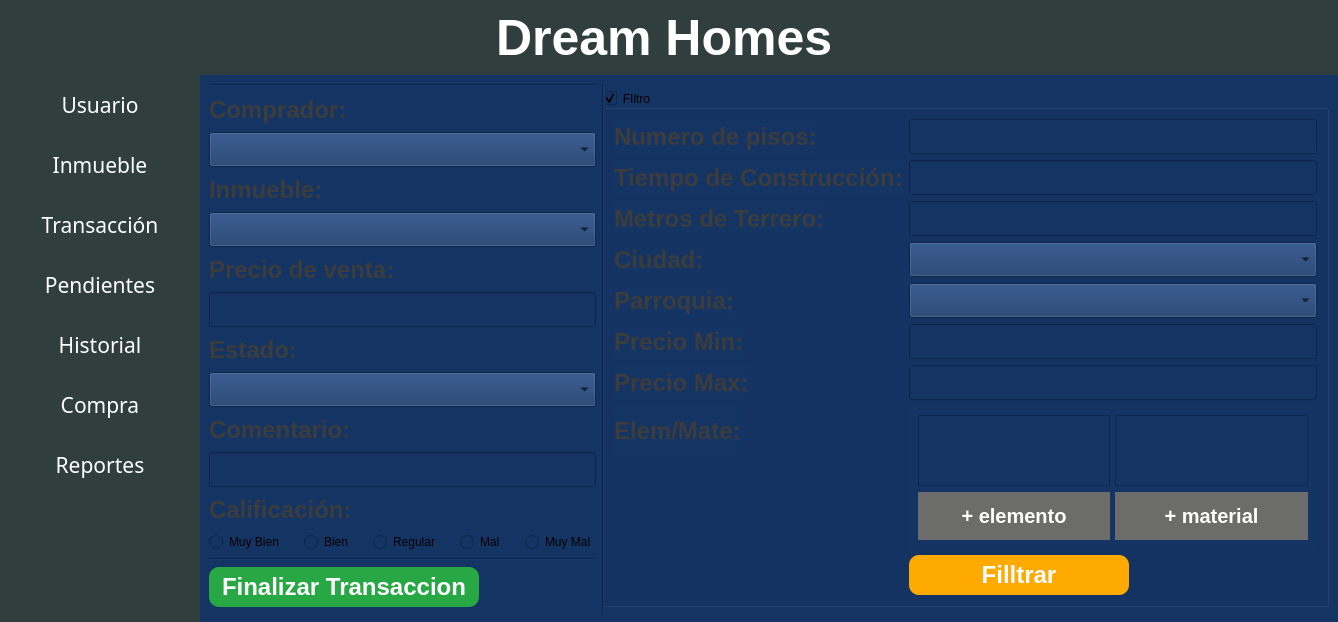
This is view/menu_principal.ui in JhustynC/TF_BaseDeDatos as Qt 5 draws it before an edit. The edited form follows.
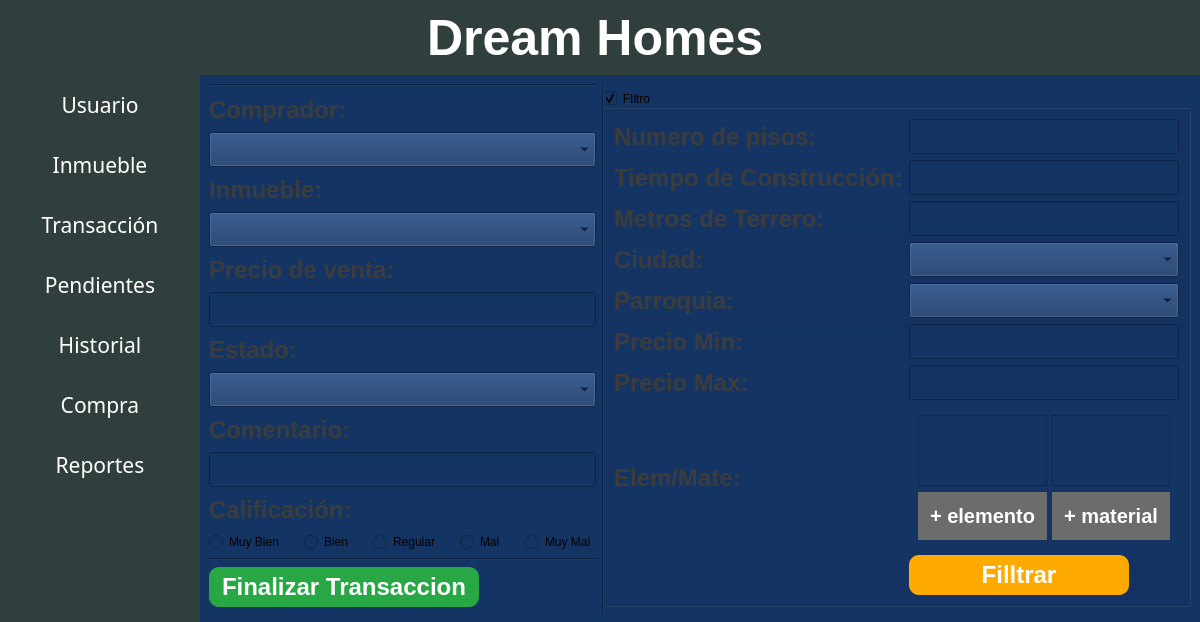
This is the edited form. The open tabs and pages were chosen to show the change. Icons and pictures are not drawn.

Commit message: Cambio interfaz

Diff of the .ui file:
```diff
--- a/view/menu_principal.ui
+++ b/view/menu_principal.ui
@@ -9,7 +9,7 @@
    <rect>
     <x>0</x>
     <y>0</y>
-    <width>1338</width>
+    <width>1198</width>
     <height>622</height>
    </rect>
   </property>
@@ -1940,7 +1940,7 @@
                        </property>
                        <layout class="QVBoxLayout" name="verticalLayout_15">
                         <item>
-                         <layout class="QFormLayout" name="formLayout_4">
+                         <layout class="QGridLayout" name="gridLayout_4">
                           <item row="0" column="0">
                            <widget class="QLabel" name="label_34">
                             <property name="text">
@@ -1992,6 +1992,23 @@
                             </property>
                            </widget>
                           </item>
+                          <item row="3" column="0">
+                           <widget class="QLabel" name="label_3">
+                            <property name="text">
+                             <string>Ciudad:</string>
+                            </property>
+                           </widget>
+                          </item>
+                          <item row="3" column="1">
+                           <widget class="QComboBox" name="cbx_ciudad_compra">
+                            <property name="font">
+                             <font>
+                              <family>Arial Rounded MT Bold</family>
+                              <pointsize>14</pointsize>
+                             </font>
+                            </property>
+                           </widget>
+                          </item>
                           <item row="4" column="0">
                            <widget class="QLabel" name="label_46">
                             <property name="text">
@@ -2145,23 +2162,6 @@
                             </property>
                            </widget>
                           </item>
-                          <item row="3" column="0">
-                           <widget class="QLabel" name="label_3">
-                            <property name="text">
-                             <string>Ciudad:</string>
-                            </property>
-                           </widget>
-                          </item>
-                          <item row="3" column="1">
-                           <widget class="QComboBox" name="cbx_ciudad_compra">
-                            <property name="font">
-                             <font>
-                              <family>Arial Rounded MT Bold</family>
-                              <pointsize>14</pointsize>
-                             </font>
-                            </property>
-                           </widget>
-                          </item>
                          </layout>
                         </item>
                        </layout>
```
Left out of the diff: 4 changed lines with no effect on the pictures. The commit also changes 2 other files.
